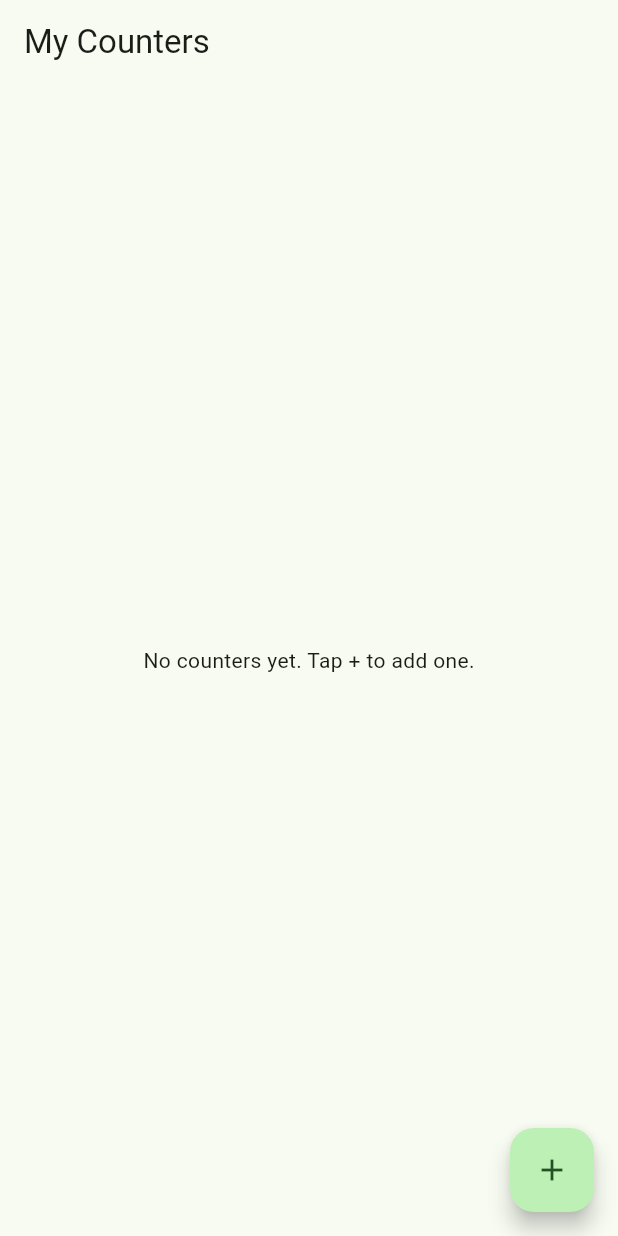
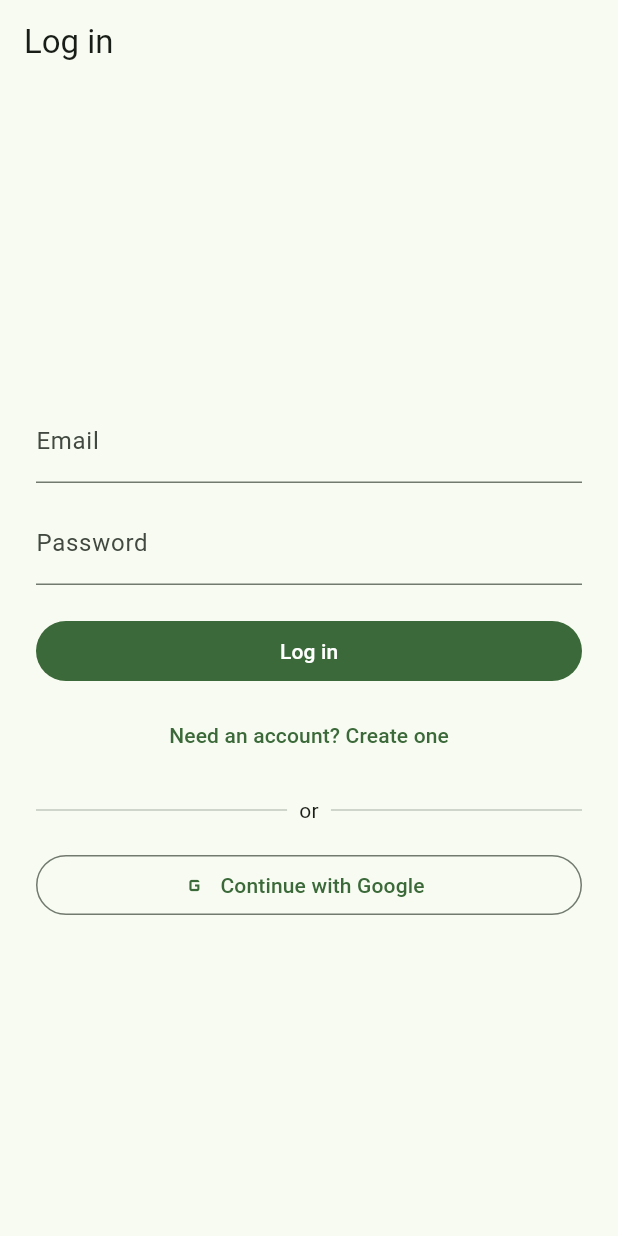
Before and after one commit to johannajennekvist/count_me_in, a Flutter app: the screen it shows after launch, on a phone screen of 412 x 824 dp. Run offline on Flutter 3.47's test engine with Material 3 defaults, Android fonts, the phone set to English and light mode, and no system bars; our stand-ins replace firebase_auth, firebase_core, google_sign_in, shared_preferences; accounts and stored records are empty.

Commit message:
Add email/password and Google sign-in screens
Co-Authored-By: Claude Sonnet 5 <noreply@anthropic.com>

```diff
--- a/lib/main.dart
+++ b/lib/main.dart
@@ -1,12 +1,14 @@
 import 'package:firebase_core/firebase_core.dart';
 import 'package:flutter/material.dart';
+import 'package:google_sign_in/google_sign_in.dart';
 
 import 'firebase_options.dart';
-import 'pages/home_page.dart';
+import 'pages/auth_gate.dart';
 
 void main() async {
   WidgetsFlutterBinding.ensureInitialized();
   await Firebase.initializeApp(options: DefaultFirebaseOptions.currentPlatform);
+  await GoogleSignIn.instance.initialize();
   runApp(const MyApp());
 }
 
@@ -20,7 +22,7 @@ class MyApp extends StatelessWidget {
       theme: ThemeData(
         colorScheme: ColorScheme.fromSeed(seedColor: Colors.green),
       ),
-      home: const HomePage(),
+      home: const AuthGate(),
     );
   }
 }
--- /dev/null
+++ b/lib/pages/auth_gate.dart
@@ -0,0 +1,27 @@
+import 'package:firebase_auth/firebase_auth.dart';
+import 'package:flutter/material.dart';
+
+import 'home_page.dart';
+import 'login_page.dart';
+
+class AuthGate extends StatelessWidget {
+  const AuthGate({super.key});
+
+  @override
+  Widget build(BuildContext context) {
+    return StreamBuilder<User?>(
+      stream: FirebaseAuth.instance.authStateChanges(),
+      builder: (context, snapshot) {
+        if (snapshot.connectionState == ConnectionState.waiting) {
+          return const Scaffold(
+            body: Center(child: CircularProgressIndicator()),
+          );
+        }
+        if (snapshot.hasData) {
+          return const HomePage();
+        }
+        return const LoginPage();
+      },
+    );
+  }
+}
--- /dev/null
+++ b/lib/pages/login_page.dart
@@ -0,0 +1,175 @@
+import 'package:firebase_auth/firebase_auth.dart';
+import 'package:flutter/material.dart';
+import 'package:google_sign_in/google_sign_in.dart';
+
+class LoginPage extends StatefulWidget {
+  const LoginPage({super.key});
+
+  @override
+  State<LoginPage> createState() => _LoginPageState();
+}
+
+class _LoginPageState extends State<LoginPage> {
+  final _formKey = GlobalKey<FormState>();
+  final _emailController = TextEditingController();
+  final _passwordController = TextEditingController();
+  bool _isRegistering = false;
+  bool _isSubmitting = false;
+  String? _errorMessage;
+
+  @override
+  void dispose() {
+    _emailController.dispose();
+    _passwordController.dispose();
+    super.dispose();
+  }
+
+  Future<void> _submit() async {
+    if (!_formKey.currentState!.validate()) return;
+
+    setState(() {
+      _isSubmitting = true;
+      _errorMessage = null;
+    });
+
+    try {
+      if (_isRegistering) {
+        await FirebaseAuth.instance.createUserWithEmailAndPassword(
+          email: _emailController.text.trim(),
+          password: _passwordController.text,
+        );
+      } else {
+        await FirebaseAuth.instance.signInWithEmailAndPassword(
+          email: _emailController.text.trim(),
+          password: _passwordController.text,
+        );
+      }
+    } on FirebaseAuthException catch (e) {
+      setState(() => _errorMessage = e.message ?? 'Something went wrong.');
+    } finally {
+      if (mounted) setState(() => _isSubmitting = false);
+    }
+  }
+
+  Future<void> _signInWithGoogle() async {
+    setState(() {
+      _isSubmitting = true;
+      _errorMessage = null;
+    });
+
+    try {
+      final account = await GoogleSignIn.instance.authenticate();
+      final idToken = account.authentication.idToken;
+      final credential = GoogleAuthProvider.credential(idToken: idToken);
+      await FirebaseAuth.instance.signInWithCredential(credential);
+    } on GoogleSignInException catch (e) {
+      if (e.code != GoogleSignInExceptionCode.canceled) {
+        setState(() => _errorMessage = 'Google sign-in failed. Try again.');
+      }
+    } on FirebaseAuthException catch (e) {
+      setState(() => _errorMessage = e.message ?? 'Something went wrong.');
+    } finally {
+      if (mounted) setState(() => _isSubmitting = false);
+    }
+  }
+
+  @override
+  Widget build(BuildContext context) {
+    return Scaffold(
+      appBar: AppBar(title: Text(_isRegistering ? 'Create account' : 'Log in')),
+      body: GestureDetector(
+        onTap: () => FocusScope.of(context).unfocus(),
+        behavior: HitTestBehavior.opaque,
+        child: Center(
+          child: SingleChildScrollView(
+            padding: const EdgeInsets.all(24),
+            child: Form(
+              key: _formKey,
+              child: Column(
+                mainAxisSize: MainAxisSize.min,
+                crossAxisAlignment: CrossAxisAlignment.stretch,
+                children: [
+                  TextFormField(
+                    controller: _emailController,
+                    decoration: const InputDecoration(labelText: 'Email'),
+                    keyboardType: TextInputType.emailAddress,
+                    autocorrect: false,
+                    validator: (value) {
+                      if (value == null || !value.contains('@')) {
+                        return 'Enter a valid email';
+                      }
+                      return null;
+                    },
+                  ),
+                  const SizedBox(height: 12),
+                  TextFormField(
+                    controller: _passwordController,
+                    decoration: const InputDecoration(labelText: 'Password'),
+                    obscureText: true,
+                    validator: (value) {
+                      if (value == null || value.length < 6) {
+                        return 'Password must be at least 6 characters';
+                      }
+                      return null;
+                    },
+                  ),
+                  if (_errorMessage != null) ...[
+                    const SizedBox(height: 12),
+                    Text(
+                      _errorMessage!,
+                      style: TextStyle(
+                        color: Theme.of(context).colorScheme.error,
+                      ),
+                    ),
+                  ],
+                  const SizedBox(height: 20),
+                  FilledButton(
+                    onPressed: _isSubmitting ? null : _submit,
+                    child: _isSubmitting
+                        ? const SizedBox(
+                            width: 20,
+                            height: 20,
+                            child: CircularProgressIndicator(strokeWidth: 2),
+                          )
+                        : Text(_isRegistering ? 'Create account' : 'Log in'),
+                  ),
+                  const SizedBox(height: 8),
+                  TextButton(
+                    onPressed: _isSubmitting
+                        ? null
+                        : () => setState(() {
+                            _isRegistering = !_isRegistering;
+                            _errorMessage = null;
+                          }),
+                    child: Text(
+                      _isRegistering
+                          ? 'Already have an account? Log in'
+                          : 'Need an account? Create one',
+                    ),
+                  ),
+                  const SizedBox(height: 16),
+                  const Row(
+                    children: [
+                      Expanded(child: Divider()),
+                      Padding(
+                        padding: EdgeInsets.symmetric(horizontal: 8),
+                        child: Text('or'),
+                      ),
+                      Expanded(child: Divider()),
+                    ],
+                  ),
+                  const SizedBox(height: 16),
+                  OutlinedButton.icon(
+                    onPressed: _isSubmitting ? null : _signInWithGoogle,
+                    icon: const Icon(Icons.g_mobiledata),
+                    label: const Text('Continue with Google'),
+                  ),
+                ],
+              ),
+            ),
+          ),
+        ),
+      ),
+    );
+  }
+}
```
Also changed, not shown: lib/pages/home_page.dart (+11 -1 lines), 1 other file.
